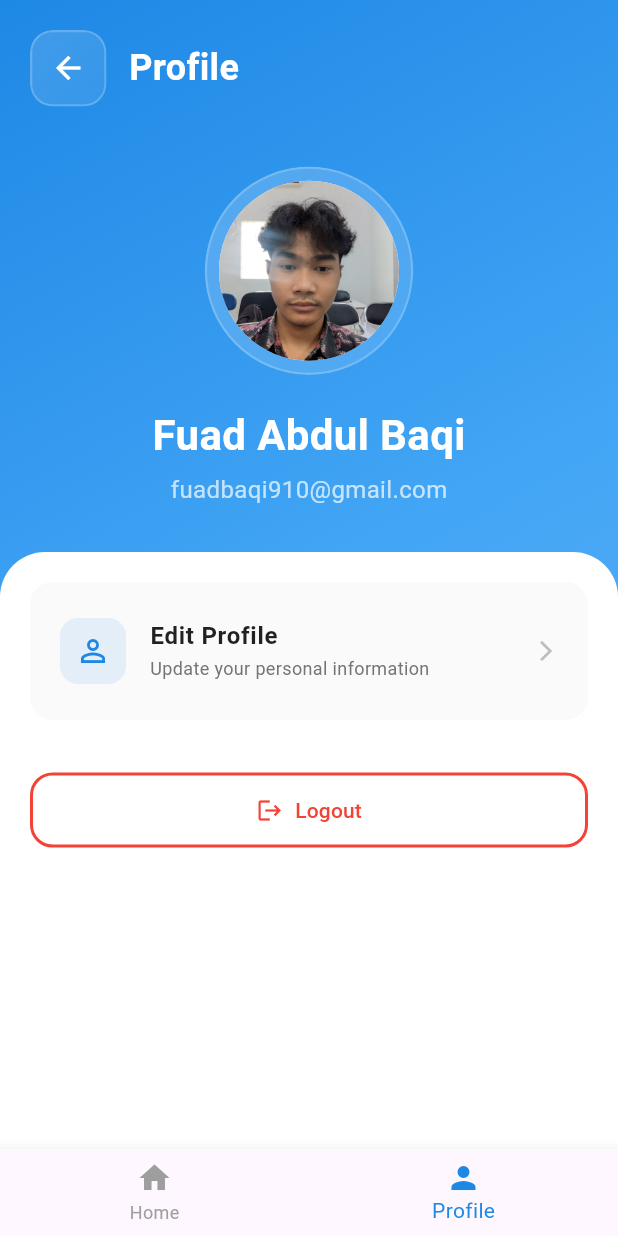
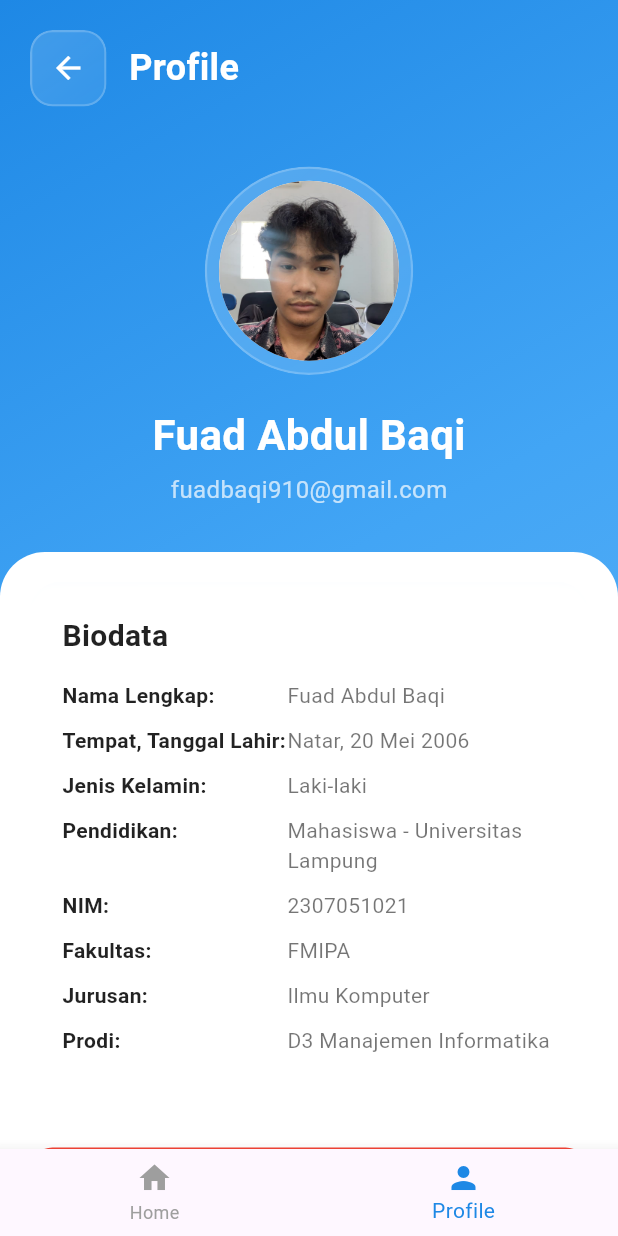
Before and after one commit to abdlbaqi/Mobile-Lanjut-2307051021, a Flutter app: the ProfilePage screen opened directly, on a phone screen of 412 x 824 dp. Run offline on Flutter 3.47's test engine with Material 3 defaults, Android fonts, the phone set to English and light mode, and no system bars; Roboto replaces fonts that are missing (Poppins).

Commit message:
add: biodata

```diff
--- a/lib/screens/profile_page.dart
+++ b/lib/screens/profile_page.dart
@@ -106,7 +106,7 @@ class _ProfilePageState extends State<ProfilePage> {
 
               const SizedBox(height: 30),
 
-              // Menu pengaturan
+              // Biodata
               Expanded(
                 child: Container(
                   decoration: const BoxDecoration(
@@ -119,12 +119,62 @@ class _ProfilePageState extends State<ProfilePage> {
                   child: ListView(
                     padding: const EdgeInsets.all(20),
                     children: [
-                      _buildMenuItem(
-                        Icons.person_outline,
-                        'Edit Profile',
-                        'Update your personal information',
+                      GlassContainer(
+                        blur: 10,
+                        opacity: 0.1,
+                        borderRadius: BorderRadius.circular(20),
+                        child: Padding(
+                          padding: const EdgeInsets.all(20),
+                          child: Column(
+                            crossAxisAlignment: CrossAxisAlignment.start,
+                            children: const [
+                              Text(
+                                'Biodata',
+                                style: TextStyle(
+                                  fontSize: 20,
+                                  fontWeight: FontWeight.bold,
+                                  color: Colors.black87,
+                                ),
+                              ),
+                              SizedBox(height: 15),
+                              _BiodataItem(
+                                label: 'Nama Lengkap',
+                                value: 'Fuad Abdul Baqi',
+                              ),
+                              _BiodataItem(
+                                label: 'Tempat, Tanggal Lahir',
+                                value: 'Natar, 20 Mei 2006',
+                              ),
+                              _BiodataItem(
+                                label: 'Jenis Kelamin',
+                                value: 'Laki-laki',
+                              ),
+                              _BiodataItem(
+                                label: 'Pendidikan',
+                                value: 'Mahasiswa - Universitas Lampung',
+                              ),
+                              _BiodataItem(
+                                label: 'NIM',
+                                value: '2307051021',
+                              ),
+                              _BiodataItem(
+                                label: 'Fakultas',
+                                value: 'FMIPA',
+                              ),
+                              _BiodataItem(
+                                label: 'Jurusan',
+                                value: 'Ilmu Komputer',
+                              ),
+                              _BiodataItem(
+                                label: 'Prodi',
+                                value: 'D3 Manajemen Informatika',
+                              ),
+                            ],
+                          ),
+                        ),
                       ),
-                      const SizedBox(height: 20),
+
+                      const SizedBox(height: 30),
 
                       // Tombol Logout
                       SizedBox(
@@ -160,52 +210,12 @@ class _ProfilePageState extends State<ProfilePage> {
         ),
       ),
 
-      // ✅ Tambahkan Bottom Navigation
+      // Bottom Navigation
       bottomNavigationBar: _buildBottomNav(context),
     );
   }
 
-  Widget _buildMenuItem(IconData icon, String title, String subtitle) {
-    return Container(
-      margin: const EdgeInsets.only(bottom: 15),
-      decoration: BoxDecoration(
-        color: Colors.grey[50],
-        borderRadius: BorderRadius.circular(15),
-      ),
-      child: ListTile(
-        contentPadding:
-            const EdgeInsets.symmetric(horizontal: 20, vertical: 10),
-        leading: Container(
-          padding: const EdgeInsets.all(10),
-          decoration: BoxDecoration(
-            color: const Color(0xFF1E88E5).withOpacity(0.1),
-            borderRadius: BorderRadius.circular(12),
-          ),
-          child: Icon(icon, color: const Color(0xFF1E88E5)),
-        ),
-        title: Text(
-          title,
-          style: const TextStyle(
-            fontSize: 16,
-            fontWeight: FontWeight.w600,
-            color: Colors.black87,
-          ),
-        ),
-        subtitle: Text(
-          subtitle,
-          style: TextStyle(
-            fontSize: 12,
-            color: Colors.grey[600],
-          ),
-        ),
-        trailing: Icon(Icons.arrow_forward_ios,
-            size: 16, color: Colors.grey[400]),
-        onTap: () {},
-      ),
-    );
-  }
-
-  /// 🔹 Bottom Navigation Bar
+  // Bottom Navigation Bar
   Widget _buildBottomNav(BuildContext context) => BottomNavigationBar(
         currentIndex: _currentIndex,
         onTap: (i) {
@@ -226,3 +236,40 @@ class _ProfilePageState extends State<ProfilePage> {
         ],
       );
 }
+
+// Widget kecil untuk item biodata
+class _BiodataItem extends StatelessWidget {
+  final String label;
+  final String value;
+
+  const _BiodataItem({
+    Key? key,
+    required this.label,
+    required this.value,
+  }) : super(key: key);
+
+  @override
+  Widget build(BuildContext context) {
+    return Padding(
+      padding: const EdgeInsets.only(bottom: 10),
+      child: Row(
+        crossAxisAlignment: CrossAxisAlignment.start,
+        children: [
+          SizedBox(
+              width: 150,
+              child: Text(
+                '$label:',
+                style: const TextStyle(
+                    fontWeight: FontWeight.w600, color: Colors.black87),
+              )),
+          Expanded(
+            child: Text(
+              value,
+              style: const TextStyle(color: Colors.black54),
+            ),
+          ),
+        ],
+      ),
+    );
+  }
+}
```
